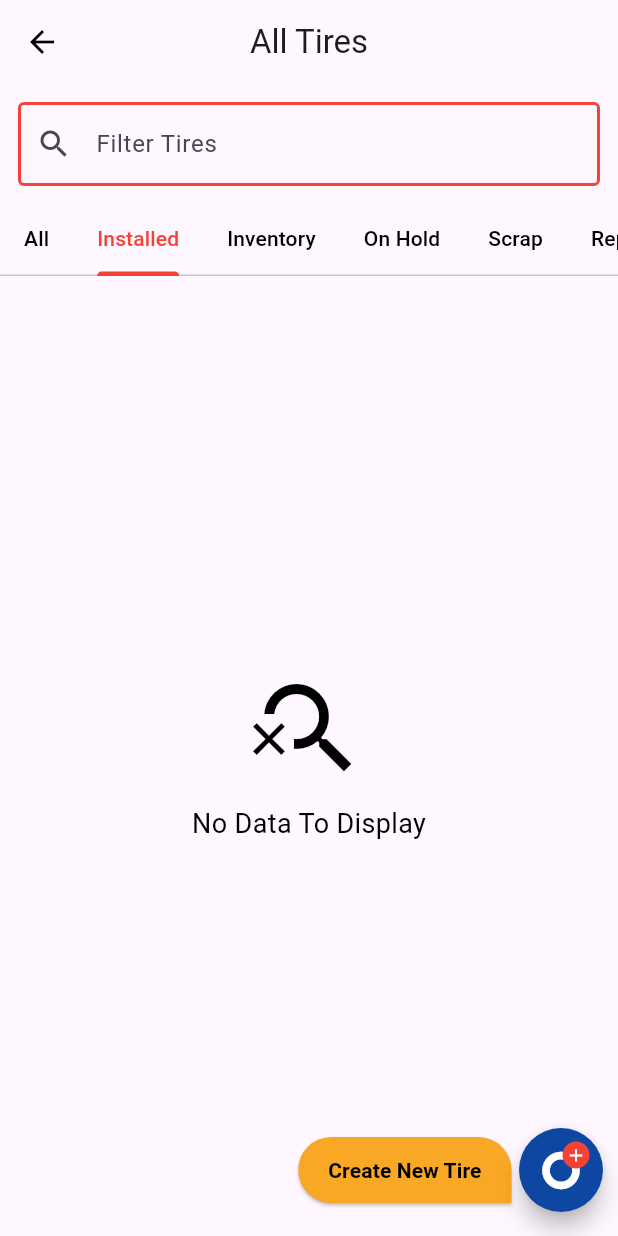
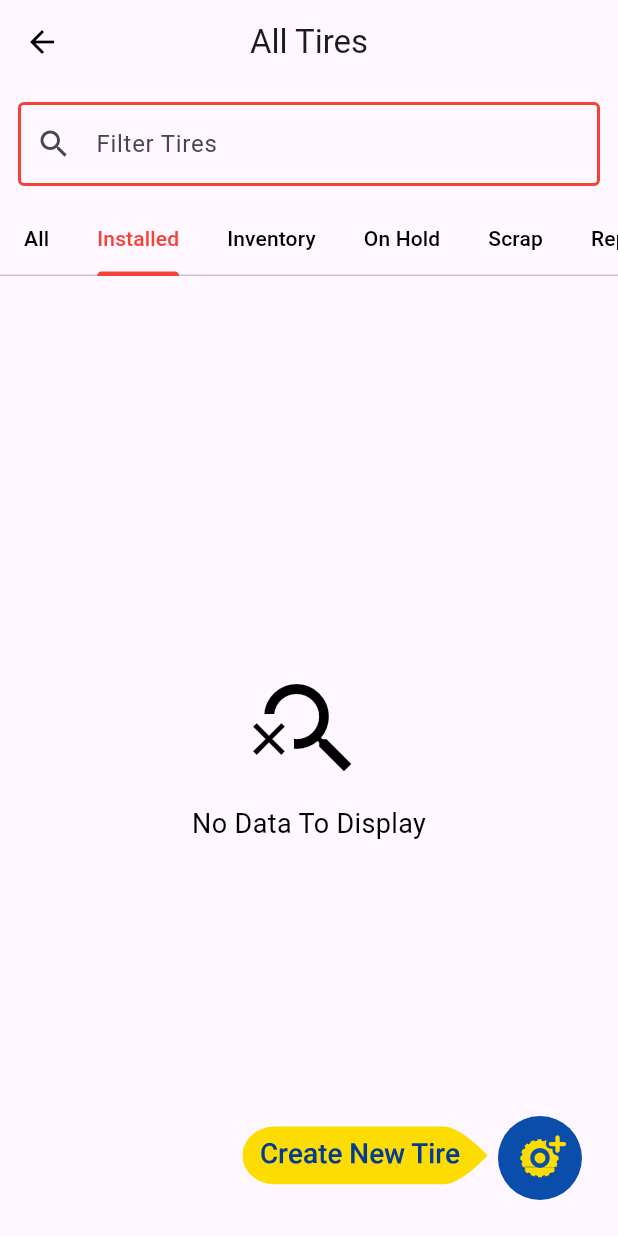
Before and after one commit to weblordoffice/emtrack_pro, a Flutter app: the AllTyresView screen opened by its route, tab 2 chosen, on a phone screen of 412 x 824 dp. Run offline on Flutter 3.47's test engine with Material 3 defaults, Android fonts, the light colour scheme and no system bars; our stand-ins replace flutter_secure_storage, flutter_svg, get, image_picker; missing offline and left inert: dart:ffi; accounts and stored records are empty; network calls fail; project files that could hold a hidden picture were left out.

Commit message:
worked oon Reopen task

```diff
--- a/lib/views/all_tyres_view.dart
+++ b/lib/views/all_tyres_view.dart
@@ -220,8 +220,27 @@ class AllTyresView extends StatelessWidget {
           ),
         ],
       ),
-      floatingActionButtonLocation: FloatingActionButtonLocation.centerFloat,
-      floatingActionButton: _createTireFAB(),
+      floatingActionButtonLocation: FloatingActionButtonLocation.endFloat,
+      floatingActionButton: Material(
+        color: Colors.transparent,
+        type: MaterialType.transparency,
+        child: InkWell(
+          onTap: () => Get.toNamed(AppPages.CREATE_TYRE),
+          borderRadius: BorderRadius.circular(24),
+          splashColor: Colors.transparent,
+
+          child: Padding(
+            padding: const EdgeInsets.all(8),
+            child: SvgPicture.asset(
+              'assets/svgImage/NewTire.svg',
+              height: 56,
+              fit: BoxFit.contain,
+            ),
+          ),
+        ),
+      ),
+
+      //_createTireFAB(),
     );
   }
 
```
Also changed, not shown: lib/views/all_vehicles_list_view.dart (+35 -7 lines), assets/images/IMG_Default.png (added), assets/images/create_new_tire.jpeg (added), assets/images/create_vehicle.jpeg (added), assets/images/no_vehicle_available.jpeg (added), assets/svgImage/CreateVehicle.svg (added), assets/svgImage/IMG_Default.svg (deleted), assets/svgImage/NewTire.svg.
